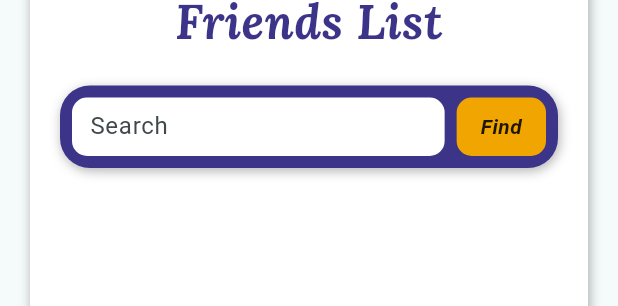
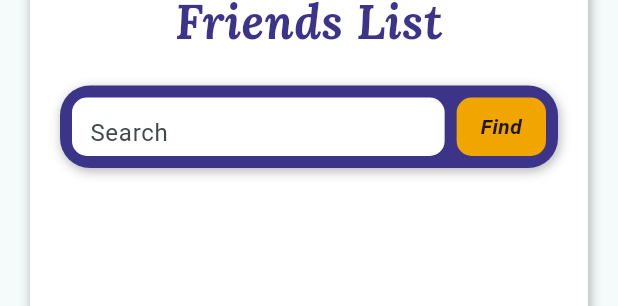
Before and after one commit to burnstravis/mern-temp, a Flutter app: the FriendsPage widget shown alone on an empty page, opened directly, on a phone screen of 412 x 824 dp. Shown: the part 246-552 px from the top of the screen. Run offline on Flutter 3.47's test engine with Material 3 defaults, Android fonts, the phone set to English and light mode, and no system bars; our stand-ins replace flutter_secure_storage, google_fonts, socket_io_client; accounts and stored records are empty; network calls fail.

Commit message:
mobile fix

```diff
--- a/frontend-mobile/mobile/lib/screens/friends_page.dart
+++ b/frontend-mobile/mobile/lib/screens/friends_page.dart
@@ -224,19 +224,19 @@ class _FriendsPageState extends State<FriendsPage> {
         children: [
           Expanded(
                 child: Container(
-              alignment: Alignment.center,
                   decoration: BoxDecoration(
                     color: Colors.white,
                     borderRadius: BorderRadius.circular(10),
                   ),
                   child: TextField(
                     controller: _searchController,
-                textAlignVertical: TextAlignVertical.center,
-                style: const TextStyle(color: Color.fromRGBO(0, 0, 0, 0.7), fontSize: 16),
+                    style: const TextStyle(
+                      color: Color.fromRGBO(0, 0, 0, 0.7),
+                      fontSize: 16,
+                    ),
                     decoration: const InputDecoration(
                       hintText: "Search",
                       border: InputBorder.none,
-                  isCollapsed: true,
                       contentPadding: EdgeInsets.symmetric(horizontal: 12),
                     ),
                   ),
--- a/frontend-mobile/mobile/lib/screens/home_page.dart
+++ b/frontend-mobile/mobile/lib/screens/home_page.dart
@@ -206,8 +206,8 @@ class _HomePageState extends State<HomePage> {
             return const Center(child: CircularProgressIndicator(color: Colors.white));
           }
           return ConversationPage(
-          // THIS KEY IS CRITICAL - it resets the state of the chat page
-          key: UniqueKey(),
+            // Use ValueKey so the state persists across keyboard toggles
+            key: ValueKey(_activeConversationId),
             conversationId: _activeConversationId ?? "",
             currentUserId: _currentUserId!,
             displayName: _activeFriendName ?? "Friend",
```
Also changed, not shown: frontend-mobile/mobile/lib/screens/conversation_page.dart (+24 -21 lines). Lines whose indentation alone changed are shown as unchanged.
